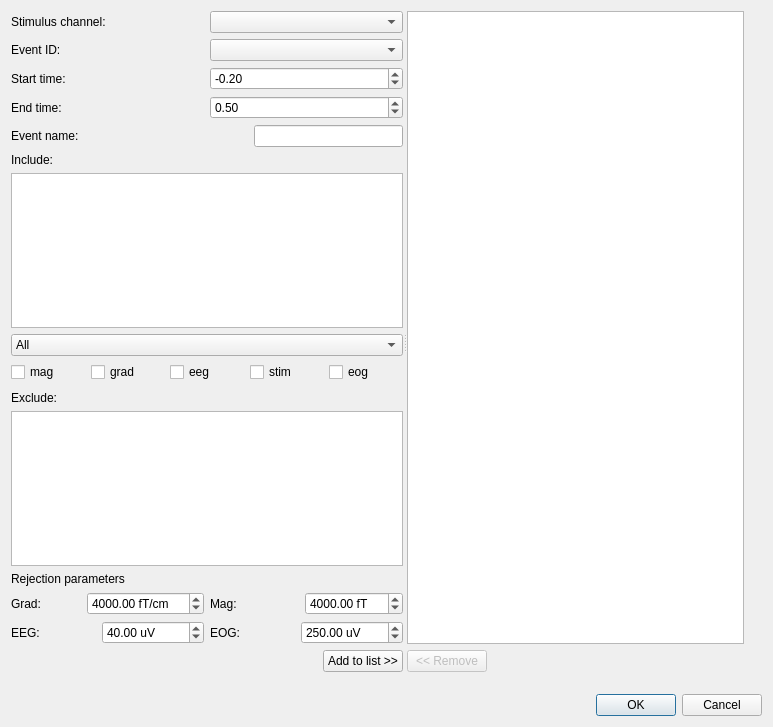
cibr-jyu/meggie, file hoksotin/ui/qt4Designer/parameterDialog.ui: the form before one commit.
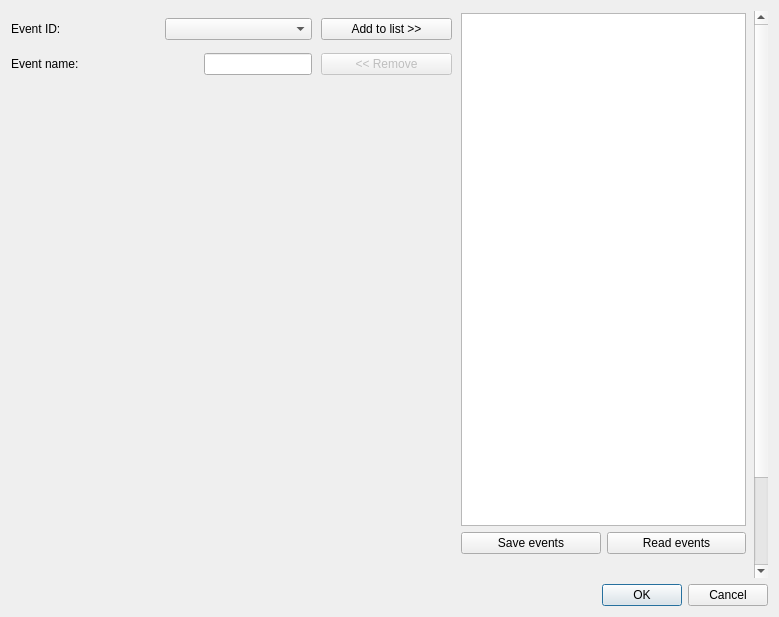
The form after the commit.

```diff
--- a/hoksotin/ui/qt4Designer/parameterDialog.ui
+++ b/hoksotin/ui/qt4Designer/parameterDialog.ui
@@ -9,16 +9,32 @@
    <rect>
     <x>0</x>
     <y>0</y>
-    <width>773</width>
-    <height>727</height>
+    <width>779</width>
+    <height>617</height>
    </rect>
   </property>
   <property name="windowTitle">
    <string>Give parameters</string>
   </property>
   <layout class="QGridLayout" name="gridLayout">
-   <item row="0" column="0">
+   <item row="2" column="0">
+    <widget class="QDialogButtonBox" name="cancelOkButtonBox">
+     <property name="enabled">
+      <bool>true</bool>
+     </property>
+     <property name="orientation">
+      <enum>Qt::Horizontal</enum>
+     </property>
+     <property name="standardButtons">
+      <set>QDialogButtonBox::Cancel|QDialogButtonBox::Ok</set>
+     </property>
+    </widget>
+   </item>
+   <item row="1" column="0">
     <widget class="QScrollArea" name="scrollArea">
+     <property name="enabled">
+      <bool>true</bool>
+     </property>
      <property name="frameShape">
       <enum>QFrame::NoFrame</enum>
      </property>
@@ -30,8 +46,8 @@
        <rect>
         <x>0</x>
         <y>0</y>
-        <width>755</width>
-        <height>680</height>
+        <width>743</width>
+        <height>675</height>
        </rect>
       </property>
       <property name="minimumSize">
@@ -40,487 +56,124 @@
         <height>675</height>
        </size>
       </property>
-      <widget class="QSplitter" name="splitter">
+      <widget class="QWidget" name="verticalLayoutWidget">
+       <property name="geometry">
+        <rect>
+         <x>310</x>
+         <y>0</y>
+         <width>131</width>
+         <height>71</height>
+        </rect>
+       </property>
+       <layout class="QVBoxLayout" name="verticalLayout">
+        <item>
+         <widget class="QPushButton" name="pushButtonAdd">
+          <property name="text">
+           <string>Add to list &gt;&gt;</string>
+          </property>
+         </widget>
+        </item>
+        <item>
+         <widget class="QPushButton" name="pushButtonRemove">
+          <property name="enabled">
+           <bool>false</bool>
+          </property>
+          <property name="text">
+           <string>&lt;&lt; Remove</string>
+          </property>
+         </widget>
+        </item>
+       </layout>
+      </widget>
+      <widget class="QWidget" name="layoutWidget">
+       <property name="geometry">
+        <rect>
+         <x>450</x>
+         <y>2</y>
+         <width>285</width>
+         <height>541</height>
+        </rect>
+       </property>
+       <layout class="QVBoxLayout" name="verticalLayout_4">
+        <item>
+         <widget class="QListWidget" name="listWidgetEvents"/>
+        </item>
+        <item>
+         <layout class="QHBoxLayout" name="horizontalLayout_8">
+          <item>
+           <widget class="QPushButton" name="pushButton">
+            <property name="text">
+             <string>Save events</string>
+            </property>
+           </widget>
+          </item>
+          <item>
+           <widget class="QPushButton" name="pushButton_2">
+            <property name="text">
+             <string>Read events</string>
+            </property>
+           </widget>
+          </item>
+         </layout>
+        </item>
+       </layout>
+      </widget>
+      <widget class="QWidget" name="">
        <property name="geometry">
         <rect>
          <x>0</x>
          <y>0</y>
-         <width>733</width>
-         <height>661</height>
+         <width>301</width>
+         <height>71</height>
         </rect>
        </property>
-       <property name="orientation">
-        <enum>Qt::Horizontal</enum>
-       </property>
-       <widget class="QWidget" name="layoutWidget">
-        <layout class="QVBoxLayout" name="verticalLayout_2">
-         <item>
-          <layout class="QVBoxLayout" name="verticalLayout_3">
-           <item>
-            <layout class="QHBoxLayout" name="horizontalLayout_2">
-             <item>
-              <widget class="QLabel" name="labelStimulus">
-               <property name="text">
-                <string>Stimulus channel:</string>
-               </property>
-              </widget>
-             </item>
-             <item>
-              <widget class="QComboBox" name="comboBoxStimulus"/>
-             </item>
-            </layout>
-           </item>
-           <item>
-            <layout class="QHBoxLayout" name="horizontalLayout_7">
-             <item>
-              <widget class="QLabel" name="labelEventID">
-               <property name="text">
-                <string>Event ID:</string>
-               </property>
-              </widget>
-             </item>
-             <item>
-              <widget class="QComboBox" name="comboBoxEventID"/>
-             </item>
-            </layout>
-           </item>
-           <item>
-            <layout class="QHBoxLayout" name="horizontalLayout">
-             <item>
-              <widget class="QLabel" name="labelTmin">
-               <property name="text">
-                <string>Start time:</string>
-               </property>
-              </widget>
-             </item>
-             <item>
-              <widget class="QDoubleSpinBox" name="doubleSpinBoxTmin">
-               <property name="minimum">
-                <double>-10.000000000000000</double>
-               </property>
-               <property name="singleStep">
-                <double>0.100000000000000</double>
-               </property>
-               <property name="value">
-                <double>-0.200000000000000</double>
-               </property>
-              </widget>
-             </item>
-            </layout>
-           </item>
-           <item>
-            <layout class="QHBoxLayout" name="horizontalLayout_4">
-             <item>
-              <widget class="QLabel" name="labelTmax">
-               <property name="text">
-                <string>End time:</string>
-               </property>
-              </widget>
-             </item>
-             <item>
-              <widget class="QDoubleSpinBox" name="doubleSpinBoxTmax">
-               <property name="maximum">
-                <double>9.900000000000000</double>
-               </property>
-               <property name="singleStep">
-                <double>0.100000000000000</double>
-               </property>
-               <property name="value">
-                <double>0.500000000000000</double>
-               </property>
-              </widget>
-             </item>
-            </layout>
-           </item>
-           <item>
-            <layout class="QHBoxLayout" name="horizontalLayout_5">
-             <item>
-              <widget class="QLabel" name="labelName">
-               <property name="text">
-                <string>Event name:      </string>
-               </property>
-              </widget>
-             </item>
-             <item>
-              <spacer name="horizontalSpacer">
-               <property name="orientation">
-                <enum>Qt::Horizontal</enum>
-               </property>
-               <property name="sizeHint" stdset="0">
-                <size>
-                 <width>40</width>
-                 <height>20</height>
-                </size>
-               </property>
-              </spacer>
-             </item>
-             <item>
-              <widget class="QLineEdit" name="lineEditName"/>
-             </item>
-            </layout>
-           </item>
-           <item>
-            <layout class="QVBoxLayout" name="verticalLayout">
-             <item>
-              <widget class="QLabel" name="labelInclude">
-               <property name="text">
-                <string>Include:</string>
-               </property>
-              </widget>
-             </item>
-             <item>
-              <widget class="QTextEdit" name="textEditInclude"/>
-             </item>
-             <item>
-              <widget class="QComboBox" name="comboBoxChannelGroup">
-               <item>
-                <property name="text">
-                 <string>All</string>
-                </property>
-               </item>
-               <item>
-                <property name="text">
-                 <string>Vertex</string>
-                </property>
-               </item>
-               <item>
-                <property name="text">
-                 <string>Left-temporal</string>
-                </property>
-               </item>
-               <item>
-                <property name="text">
-                 <string>Right-temporal</string>
-                </property>
-               </item>
-               <item>
-                <property name="text">
-                 <string>Left-parietal</string>
-                </property>
-               </item>
-               <item>
-                <property name="text">
-                 <string>Right-parietal</string>
-                </property>
-               </item>
-               <item>
-                <property name="text">
-                 <string>Left-occipital</string>
-                </property>
-               </item>
-               <item>
-                <property name="text">
-                 <string>Right-occipital</string>
-                </property>
-               </item>
-               <item>
-                <property name="text">
-                 <string>Left-frontal</string>
-                </property>
-               </item>
-               <item>
-                <property name="text">
-                 <string>Right-frontal</string>
-                </property>
-               </item>
-               <item>
-                <property name="text">
-                 <string>MEG 01-04</string>
-                </property>
-               </item>
-               <item>
-                <property name="text">
-                 <string>MEG 05-08</string>
-                </property>
-               </item>
-               <item>
-                <property name="text">
-                 <string>MEG 09-12</string>
-                </property>
-               </item>
-               <item>
-                <property name="text">
-                 <string>MEG 13-16</string>
-                </property>
-               </item>
-               <item>
-                <property name="text">
-                 <string>MEG 17-20</string>
-                </property>
-               </item>
-               <item>
-                <property name="text">
-                 <string>MEG 21-24</string>
-                </property>
-               </item>
-               <item>
-                <property name="text">
-                 <string>MEG 25-26</string>
-                </property>
-               </item>
-              </widget>
-             </item>
-             <item>
-              <layout class="QHBoxLayout" name="horizontalLayout_6">
-               <item>
-                <widget class="QCheckBox" name="checkBoxMag">
-                 <property name="text">
-                  <string>mag</string>
-                 </property>
-                </widget>
-               </item>
-               <item>
-                <widget class="QCheckBox" name="checkBoxGrad">
-                 <property name="text">
-                  <string>grad</string>
-                 </property>
-                </widget>
-               </item>
-               <item>
-                <widget class="QCheckBox" name="checkBoxEeg">
-                 <property name="text">
-                  <string>eeg</string>
-                 </property>
-                </widget>
-               </item>
-               <item>
-                <widget class="QCheckBox" name="checkBoxStim">
-                 <property name="text">
-                  <string>stim</string>
-                 </property>
-                </widget>
-               </item>
-               <item>
-                <widget class="QCheckBox" name="checkBoxEog">
-                 <property name="text">
-                  <string>eog</string>
-                 </property>
-                </widget>
-               </item>
-              </layout>
-             </item>
-            </layout>
-           </item>
-           <item>
-            <spacer name="verticalSpacer">
-             <property name="orientation">
-              <enum>Qt::Vertical</enum>
-             </property>
-             <property name="sizeHint" stdset="0">
-              <size>
-               <width>20</width>
-               <height>40</height>
-              </size>
-             </property>
-            </spacer>
-           </item>
-           <item>
-            <widget class="QLabel" name="labelExclude">
-             <property name="text">
-              <string>Exclude:</string>
-             </property>
-            </widget>
-           </item>
-           <item>
-            <widget class="QTextEdit" name="textEditExclude"/>
-           </item>
-           <item>
-            <widget class="QLabel" name="labelRejections">
-             <property name="text">
-              <string>Rejection parameters</string>
-             </property>
-            </widget>
-           </item>
-           <item>
-            <layout class="QHBoxLayout" name="horizontalLayout_30">
-             <item>
-              <layout class="QVBoxLayout" name="verticalLayout_7">
-               <item>
-                <layout class="QHBoxLayout" name="horizontalLayout_31">
-                 <item>
-                  <widget class="QLabel" name="labelGradReject_3">
-                   <property name="text">
-                    <string>Grad:</string>
-                   </property>
-                  </widget>
-                 </item>
-                 <item>
-                  <widget class="QDoubleSpinBox" name="doubleSpinBoxGradReject_3">
-                   <property name="prefix">
-                    <string/>
-                   </property>
-                   <property name="suffix">
-                    <string> fT/cm</string>
-                   </property>
-                   <property name="maximum">
-                    <double>1000000000.000000000000000</double>
-                   </property>
-                   <property name="value">
-                    <double>4000.000000000000000</double>
-                   </property>
-                  </widget>
-                 </item>
-                </layout>
-               </item>
-               <item>
-                <layout class="QHBoxLayout" name="horizontalLayout_32">
-                 <item>
-                  <widget class="QLabel" name="labelEegReject_3">
-                   <property name="text">
-                    <string>EEG:</string>
-                   </property>
-                  </widget>
-                 </item>
-                 <item>
-                  <widget class="QDoubleSpinBox" name="doubleSpinBoxEEGReject_3">
-                   <property name="suffix">
-                    <string> uV</string>
-                   </property>
-                   <property name="maximum">
-                    <double>1000000000.000000000000000</double>
-                   </property>
-                   <property name="value">
-                    <double>40.000000000000000</double>
-                   </property>
-                  </widget>
-                 </item>
-                </layout>
-               </item>
-              </layout>
-             </item>
-             <item>
-              <layout class="QVBoxLayout" name="verticalLayout_8">
-               <item>
-                <layout class="QHBoxLayout" name="horizontalLayout_33">
-                 <item>
-                  <widget class="QLabel" name="labelMagReject_3">
-                   <property name="text">
-                    <string>Mag:</string>
-                   </property>
-                  </widget>
-                 </item>
-                 <item>
-                  <widget class="QDoubleSpinBox" name="doubleSpinBoxMagReject_3">
-                   <property name="suffix">
-                    <string> fT</string>
-                   </property>
-                   <property name="maximum">
-                    <double>1000000000.000000000000000</double>
-                   </property>
-                   <property name="value">
-                    <double>4000.000000000000000</double>
-                   </property>
-                  </widget>
-                 </item>
-                </layout>
-               </item>
-               <item>
-                <layout class="QHBoxLayout" name="horizontalLayout_34">
-                 <item>
-                  <widget class="QLabel" name="labelEogReject_3">
-                   <property name="text">
-                    <string>EOG:</string>
-                   </property>
-                  </widget>
-                 </item>
-                 <item>
-                  <widget class="QDoubleSpinBox" name="doubleSpinBoxEOGReject_3">
-                   <property name="suffix">
-                    <string> uV</string>
-                   </property>
-                   <property name="maximum">
-                    <double>1000000000.000000000000000</double>
-                   </property>
-                   <property name="value">
-                    <double>250.000000000000000</double>
-                   </property>
-                  </widget>
-                 </item>
-                </layout>
-               </item>
-              </layout>
-             </item>
-            </layout>
-           </item>
-          </layout>
-         </item>
-         <item>
-          <layout class="QHBoxLayout" name="horizontalLayout_3">
-           <item>
-            <spacer name="horizontalSpacer_2">
-             <property name="orientation">
-              <enum>Qt::Horizontal</enum>
-             </property>
-             <property name="sizeHint" stdset="0">
-              <size>
-               <width>40</width>
-               <height>20</height>
-              </size>
-             </property>
-            </spacer>
-           </item>
-           <item>
-            <widget class="QPushButton" name="pushButtonAdd">
-             <property name="text">
-              <string>Add to list &gt;&gt;</string>
-             </property>
-            </widget>
-           </item>
-          </layout>
-         </item>
-        </layout>
-       </widget>
-       <widget class="QWidget" name="layoutWidget">
-        <layout class="QVBoxLayout" name="verticalLayout_4">
-         <item>
-          <widget class="QListWidget" name="listWidgetEvents"/>
-         </item>
-         <item>
-          <layout class="QHBoxLayout" name="horizontalLayout_8">
-           <item>
-            <widget class="QPushButton" name="pushButtonRemove">
-             <property name="enabled">
-              <bool>false</bool>
-             </property>
-             <property name="text">
-              <string>&lt;&lt; Remove</string>
-             </property>
-            </widget>
-           </item>
-           <item>
-            <spacer name="horizontalSpacer_3">
-             <property name="orientation">
-              <enum>Qt::Horizontal</enum>
-             </property>
-             <property name="sizeHint" stdset="0">
-              <size>
-               <width>40</width>
-               <height>20</height>
-              </size>
-             </property>
-            </spacer>
-           </item>
-          </layout>
-         </item>
-        </layout>
-       </widget>
+       <layout class="QVBoxLayout" name="verticalLayout_3">
+        <item>
+         <layout class="QHBoxLayout" name="horizontalLayout_7">
+          <item>
+           <widget class="QLabel" name="labelEventID">
+            <property name="text">
+             <string>Event ID:</string>
+            </property>
+           </widget>
+          </item>
+          <item>
+           <widget class="QComboBox" name="comboBoxEventID"/>
+          </item>
+         </layout>
+        </item>
+        <item>
+         <layout class="QHBoxLayout" name="horizontalLayout_5">
+          <item>
+           <widget class="QLabel" name="labelName">
+            <property name="text">
+             <string>Event name:      </string>
+            </property>
+           </widget>
+          </item>
+          <item>
+           <spacer name="horizontalSpacer">
+            <property name="orientation">
+             <enum>Qt::Horizontal</enum>
+            </property>
+            <property name="sizeHint" stdset="0">
+             <size>
+              <width>40</width>
+              <height>20</height>
+             </size>
+            </property>
+           </spacer>
+          </item>
+          <item>
+           <widget class="QLineEdit" name="lineEditName"/>
+          </item>
+         </layout>
+        </item>
+       </layout>
       </widget>
      </widget>
     </widget>
    </item>
-   <item row="1" column="0">
-    <widget class="QDialogButtonBox" name="cancelOkButtonBox">
-     <property name="enabled">
-      <bool>true</bool>
-     </property>
-     <property name="orientation">
-      <enum>Qt::Horizontal</enum>
-     </property>
-     <property name="standardButtons">
-      <set>QDialogButtonBox::Cancel|QDialogButtonBox::Ok</set>
-     </property>
-    </widget>
-   </item>
   </layout>
  </widget>
  <resources/>
```
